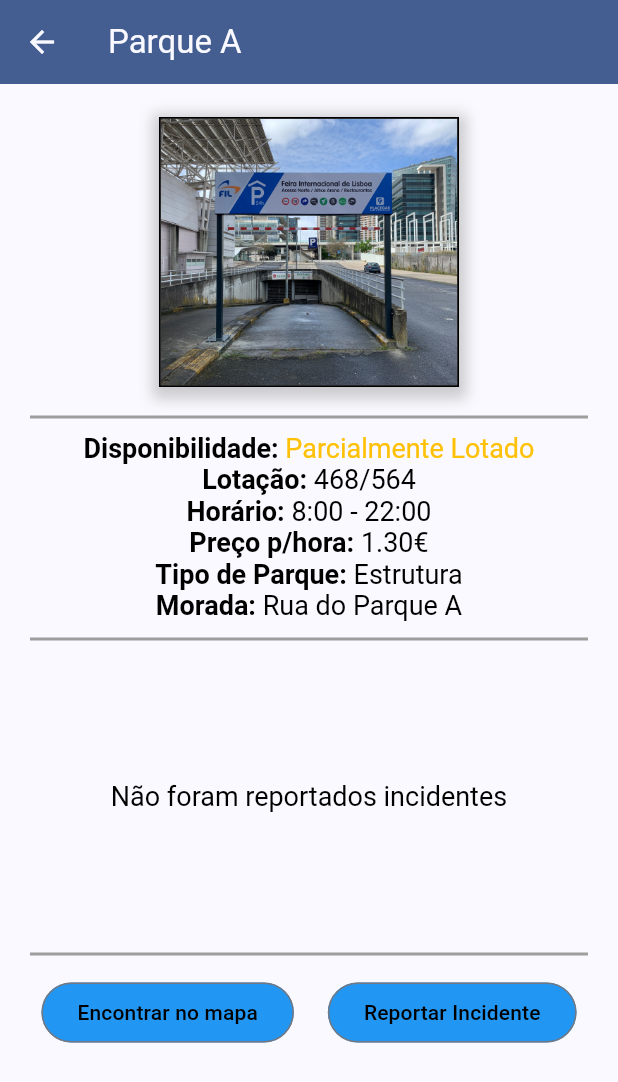
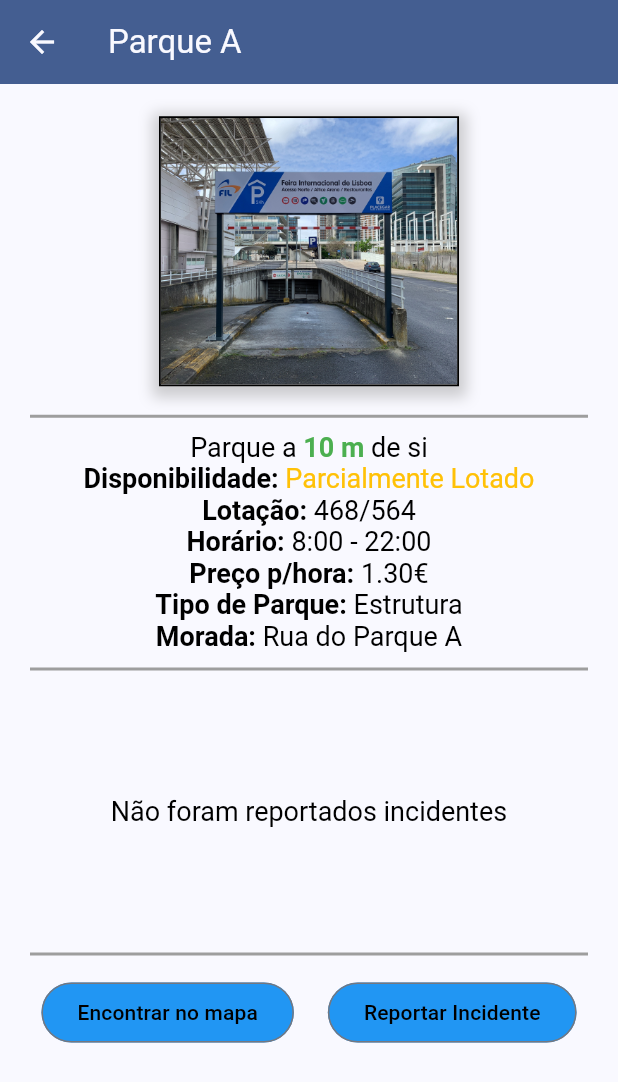
Before and after one commit to FilipeOliveira03/CompMovel-2023-2024, a Flutter app: the DetalheParque screen opened directly with sample values from the repository, on a phone screen of 412 x 824 dp. Shown: the top 1082 px of the screen. Run offline on Flutter 3.47's test engine with Material 3 defaults, Android fonts, the phone set to English and light mode, and no system bars.

```diff
--- a/lib/classes/Parque.dart
+++ b/lib/classes/Parque.dart
@@ -44,6 +44,7 @@ class Parque {
   DISPONIBILIDADE disponibilidade;
   int lotAtual;
   int lotMaxima;
+  int distancia;
   TIPOPARQUE tipoParque;
   TimeOfDay horarioAbertura;
   TimeOfDay horarioFecho;
@@ -52,7 +53,7 @@ class Parque {
   String? assertImagem;
   List<Incidente> incidentes = [];
 
-  Parque(this.nome, this.disponibilidade ,this.tipoParque, this.lotAtual ,this.lotMaxima, this.horarioAbertura,
+  Parque(this.nome, this.disponibilidade ,this.tipoParque, this.lotAtual ,this.lotMaxima, this.distancia ,this.horarioAbertura,
       this.horarioFecho, this.morada, this.preco, this.assertImagem);
 
 }
--- a/lib/pages/DetalheParque.dart
+++ b/lib/pages/DetalheParque.dart
@@ -73,9 +73,9 @@ class DetalheParque extends StatelessWidget {
         child: Column(
           crossAxisAlignment: CrossAxisAlignment.stretch,
           children: [
-            informacaoParque(parque, barra, corDisponibilidade, preto),
+            informacaoParque(parque: parque, barra: barra, corDisponibilidade: corDisponibilidade, preto: preto),
             barra,
-            incidentesReportados(parque),
+            incidentesReportados(parque: parque),
             barra,
             butoesBaixo(),
           ],
@@ -84,10 +84,26 @@ class DetalheParque extends StatelessWidget {
     );
   }
 
-  Container informacaoParque(
-      Parque parque, Divider barra, Color corDisponibilidade, Color preto) {
+}
+
+class informacaoParque extends StatelessWidget {
+  const informacaoParque({
+    super.key,
+    required this.parque,
+    required this.barra,
+    required this.corDisponibilidade,
+    required this.preto,
+  });
+
+  final Parque parque;
+  final Divider barra;
+  final Color corDisponibilidade;
+  final Color preto;
+
+  @override
+  Widget build(BuildContext context) {
     return Container(
-      height: 360,
+      height: 380,
       child: Column(
         mainAxisAlignment: MainAxisAlignment.center,
         children: [
@@ -125,34 +141,161 @@ class DetalheParque extends StatelessWidget {
           ),
           SizedBox(height: 10),
           barra,
-          textoInformacoes('Disponibilidade: ', parque.disponibilidade.string,
-              corDisponibilidade),
-          textoInformacoes(
-              'Lotação: ', '${parque.lotAtual}/${parque.lotMaxima}', preto),
-          textoInformacoes(
-              'Horário: ',
-              '${parque.horarioAbertura.hour}:${parque.horarioAbertura.minute.toString().padLeft(2, '0')} - ${parque.horarioFecho.hour}:${parque.horarioFecho.minute.toString().padLeft(2, '0')}',
-              preto),
-          textoInformacoes(
-              'Preço p/hora: ', '${parque.preco.toStringAsFixed(2)}€', preto),
-          textoInformacoes('Tipo de Parque: ', parque.tipoParque.string, preto),
-          textoInformacoes('Morada: ', parque.morada, preto),
+
+          textoDistancia(parque: parque),
+          textoInformacoes(textoNegrito: 'Disponibilidade: ', textoNormal: parque.disponibilidade.string, cor: corDisponibilidade),
+          textoInformacoes(textoNegrito: 'Lotação: ', textoNormal: '${parque.lotAtual}/${parque.lotMaxima}', cor: preto),
+          textoInformacoes(textoNegrito: 'Horário: ', textoNormal: '${parque.horarioAbertura.hour}:${parque.horarioAbertura.minute.toString().padLeft(2, '0')} - ${parque.horarioFecho.hour}:${parque.horarioFecho.minute.toString().padLeft(2, '0')}', cor: preto),
+          textoInformacoes(textoNegrito: 'Preço p/hora: ', textoNormal: '${parque.preco.toStringAsFixed(2)}€', cor: preto),
+          textoInformacoes(textoNegrito: 'Tipo de Parque: ', textoNormal: parque.tipoParque.string, cor: preto),
+          textoInformacoes(textoNegrito: 'Morada: ', textoNormal: parque.morada, cor: preto),
         ],
       ),
     );
   }
+}
 
-  Container incidentesReportados(Parque parque) {
+class textoDistancia extends StatelessWidget {
+  const textoDistancia({
+    super.key,
+    required this.parque,
+  });
+
+  final Parque parque;
+
+  @override
+  Widget build(BuildContext context) {
+
+    var textoDistancia = '';
+
+
+    if(parque.distancia.toString().length > 3){
+      textoDistancia = '${parque.distancia ~/ 1000}.${(parque.distancia ~/ 100) % 10} km ';
+    }else{
+      textoDistancia = '${parque.distancia} m ';
+    }
+
+    return RichText(text: TextSpan(
+      style: TextStyle(
+        fontSize: 18,
+        color: Colors.black,
+        fontWeight: FontWeight.normal,
+      ),
+      children: <TextSpan>[
+        TextSpan(
+          text: 'Parque a ',
+
+        ),
+        TextSpan(
+            text: textoDistancia,
+          style: TextStyle(
+              fontWeight: FontWeight.bold,
+            color: Colors.green
+          ),
+        ),
+        TextSpan(
+          text: 'de si',
+        ),
+      ],
+    ));
+  }
+}
+
+class textoInformacoes extends StatelessWidget {
+  const textoInformacoes({
+    super.key,
+    required this.textoNegrito,
+    required this.textoNormal,
+    required this.cor,
+  });
+
+  final String textoNegrito;
+  final String textoNormal;
+  final Color cor;
+
+  @override
+  Widget build(BuildContext context) {
+    return RichText(
+      text: TextSpan(
+        style: TextStyle(
+          fontSize: 18,
+          color: Colors.black,
+          fontWeight: FontWeight.normal,
+        ),
+        children: <TextSpan>[
+          TextSpan(
+            text: textoNegrito,
+            style: TextStyle(fontWeight: FontWeight.bold),
+          ),
+          TextSpan(
+              text: textoNormal,
+              style: TextStyle(
+                color: cor,
+              )),
+        ],
+      ),
+    );
+  }
+}
+
+class butoesBaixo extends StatelessWidget {
+  const butoesBaixo({
+    super.key,
+  });
+
+  @override
+  Widget build(BuildContext context) {
+    return Container(
+      padding: EdgeInsets.all(5),
+      child: Row(
+        mainAxisAlignment: MainAxisAlignment.spaceEvenly,
+        children: [
+          OutlinedButton(
+            onPressed: () {},
+            style: OutlinedButton.styleFrom(
+              backgroundColor: Colors.blue,
+            ),
+            child: Text(
+              'Encontrar no mapa',
+              style: TextStyle(color: Colors.black),
+            ),
+          ),
+          OutlinedButton(
+            onPressed: () {},
+            style: OutlinedButton.styleFrom(
+              backgroundColor: Colors.blue,
+            ),
+            child: Text(
+              'Reportar Incidente',
+              style: TextStyle(color: Colors.black),
+            ),
+          ),
+        ],
+      ),
+    );
+  }
+}
+
+class incidentesReportados extends StatelessWidget {
+  const incidentesReportados({
+    super.key,
+    required this.parque,
+  });
+
+  final Parque parque;
+
+  @override
+  Widget build(BuildContext context) {
     if (parque.incidentes.isEmpty) {
       return Container(
-          height: 190,
+          height: 170,
           child: Column(
             mainAxisAlignment: MainAxisAlignment.center,
             children: [Text('Não foram reportados incidentes')],
           ));
     }
     return Container(
-      height: 190,
+      height: 170,
       child: ListView.builder(
         physics: ClampingScrollPhysics(),
         itemCount: parque.incidentes.length,
@@ -300,59 +443,4 @@ class DetalheParque extends StatelessWidget {
       ),
     );
   }
-
-  Container butoesBaixo() {
-    return Container(
-      padding: EdgeInsets.all(5),
-      child: Row(
-        mainAxisAlignment: MainAxisAlignment.spaceEvenly,
-        children: [
-          OutlinedButton(
-            onPressed: () {},
-            style: OutlinedButton.styleFrom(
-              backgroundColor: Colors.blue,
-            ),
-            child: Text(
-              'Encontrar no mapa',
-              style: TextStyle(color: Colors.black),
-            ),
-          ),
-          OutlinedButton(
-            onPressed: () {},
-            style: OutlinedButton.styleFrom(
-              backgroundColor: Colors.blue,
-            ),
-            child: Text(
-              'Reportar Incidente',
-              style: TextStyle(color: Colors.black),
-            ),
-          ),
-        ],
-      ),
-    );
-  }
-
-  RichText textoInformacoes(
-      String textoNegrito, String textoNormal, Color corDisponibilidade) {
-    return RichText(
-      text: TextSpan(
-        style: TextStyle(
-          fontSize: 18,
-          color: Colors.black,
-          fontWeight: FontWeight.normal,
-        ),
-        children: <TextSpan>[
-          TextSpan(
-            text: textoNegrito,
-            style: TextStyle(fontWeight: FontWeight.bold),
-          ),
-          TextSpan(
-              text: textoNormal,
-              style: TextStyle(
-                color: corDisponibilidade,
-              )),
-        ],
-      ),
-    );
-  }
 }
```
Also changed, not shown: lib/classes/ListParques.dart (+15 -0 lines), lib/pages/Dashboard.dart (+116 -46 lines).
